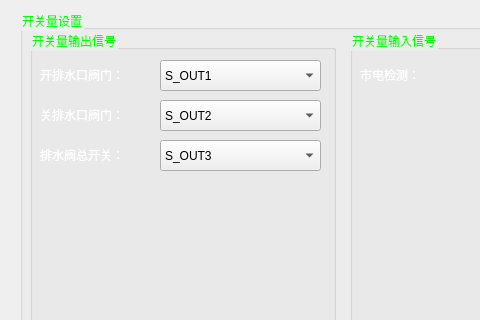
Old version of the form interface/src/ui/frmconfig.ui in the repository msq123sjl/zlkzq; both pictures show x 120 to 600 and y 0 to 320 of the 800 by 480 pixel window.
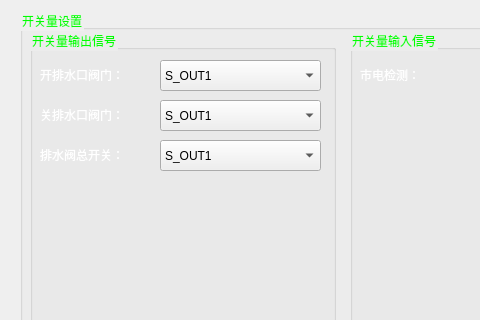
New version of the form. The open tabs and pages were chosen to show the change. Icons and pictures are not drawn. Custom widgets are drawn as their Qt base class.

```diff
--- a/interface/src/ui/frmconfig.ui
+++ b/interface/src/ui/frmconfig.ui
@@ -2691,7 +2691,7 @@
          </rect>
         </property>
         <property name="currentIndex">
-         <number>1</number>
+         <number>0</number>
         </property>
         <item>
          <property name="text">
@@ -2744,7 +2744,7 @@
          </rect>
         </property>
         <property name="currentIndex">
-         <number>2</number>
+         <number>0</number>
         </property>
         <item>
          <property name="text">
```
Left out of the diff: 92 changed lines with no effect on the pictures.
